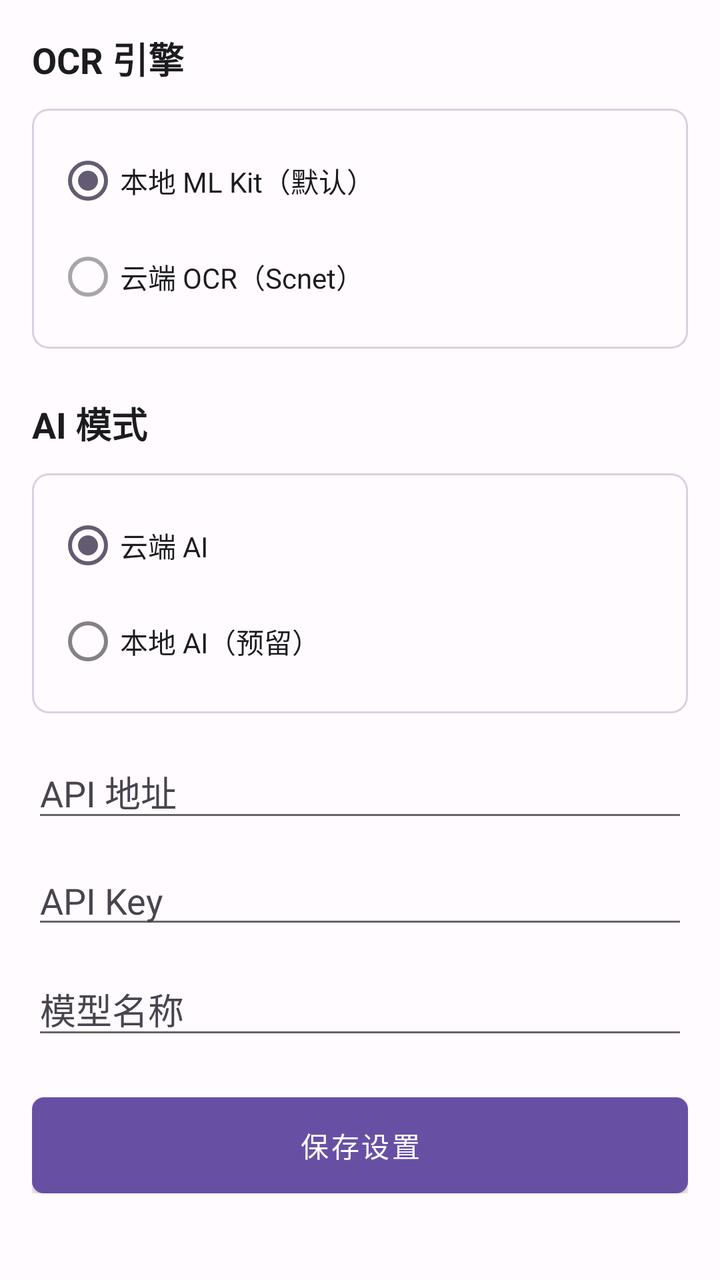
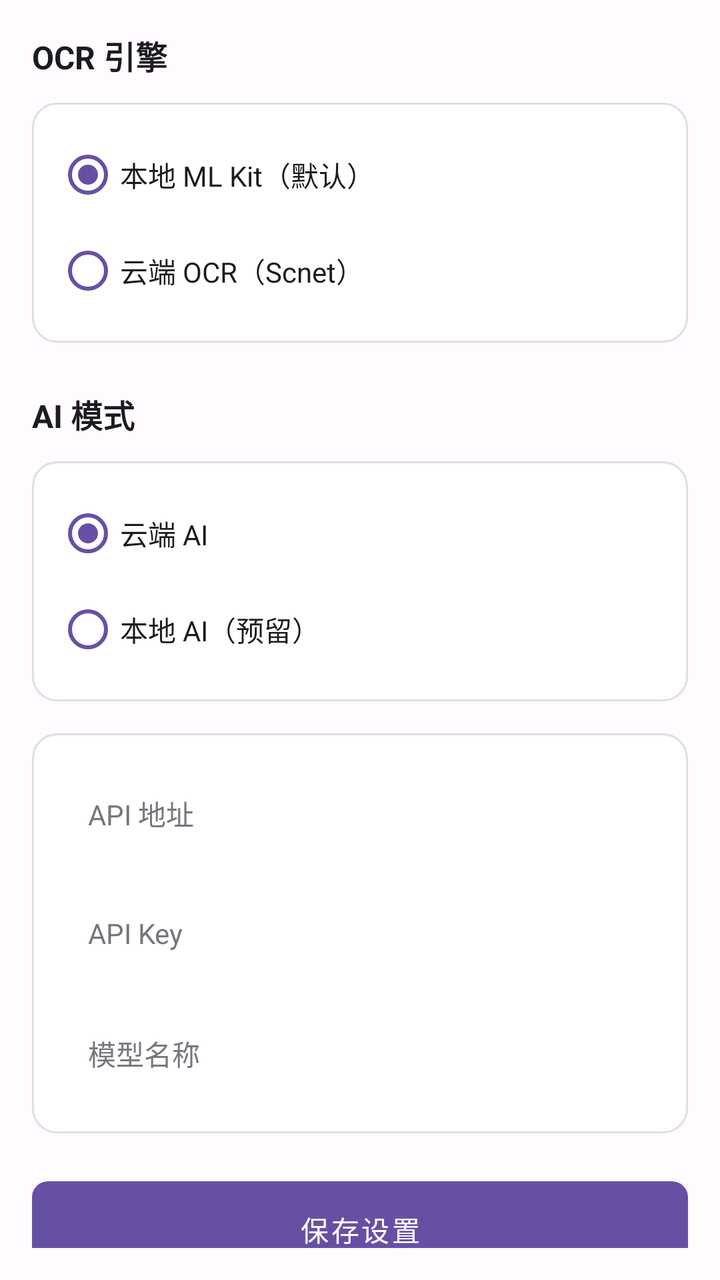

The first picture is an Android layout as it rendered before a commit; the second is the same layout after the commit. The layout source and the unified diff follow.
<!-- AndroidManifest.xml: another module's activity theme Theme.GameMatrixApp -->
<!-- res/layout/fragment_settings.xml -->
<?xml version="1.0" encoding="utf-8"?>
<androidx.core.widget.NestedScrollView
    xmlns:android="http://schemas.android.com/apk/res/android"
    android:layout_width="match_parent"
    android:layout_height="match_parent"
    android:background="#FFFBFE"
    android:padding="16dp">

    <LinearLayout
        android:layout_width="match_parent"
        android:layout_height="wrap_content"
        android:orientation="vertical">

        <TextView
            android:layout_width="wrap_content"
            android:layout_height="wrap_content"
            android:layout_marginBottom="12dp"
            android:text="@string/wrongbook_ocr_engine"
            android:textColor="#1C1B1F"
            android:textSize="18sp"
            android:textStyle="bold" />

        <RadioGroup
            android:id="@+id/rgOcrEngine"
            android:layout_width="match_parent"
            android:layout_height="wrap_content"
            android:background="@drawable/wrongbook_card_bg"
            android:padding="12dp">

            <RadioButton
                android:id="@+id/rbOcrLocal"
                android:layout_width="match_parent"
                android:layout_height="wrap_content"
                android:checked="true"
                android:text="@string/wrongbook_ocr_local"
                android:textColor="#1C1B1F" />

            <RadioButton
                android:id="@+id/rbOcrCloud"
                android:layout_width="match_parent"
                android:layout_height="wrap_content"
                android:enabled="false"
                android:text="@string/wrongbook_ocr_cloud"
                android:textColor="#1C1B1F" />

        </RadioGroup>

        <TextView
            android:layout_width="wrap_content"
            android:layout_height="wrap_content"
            android:layout_marginTop="24dp"
            android:layout_marginBottom="12dp"
            android:text="@string/wrongbook_ai_mode"
            android:textColor="#1C1B1F"
            android:textSize="18sp"
            android:textStyle="bold" />

        <RadioGroup
            android:id="@+id/rgAiMode"
            android:layout_width="match_parent"
            android:layout_height="wrap_content"
            android:background="@drawable/wrongbook_card_bg"
            android:padding="12dp">

            <RadioButton
                android:id="@+id/rbAiCloud"
                android:layout_width="match_parent"
                android:layout_height="wrap_content"
                android:checked="true"
                android:text="@string/wrongbook_ai_cloud"
                android:textColor="#1C1B1F" />

            <RadioButton
                android:id="@+id/rbAiLocal"
                android:layout_width="match_parent"
                android:layout_height="wrap_content"
                android:text="@string/wrongbook_ai_local"
                android:textColor="#1C1B1F" />

        </RadioGroup>

        <EditText
            android:id="@+id/etAiBaseUrl"
            android:layout_width="match_parent"
            android:layout_height="wrap_content"
            android:layout_marginTop="16dp"
            android:hint="@string/wrongbook_ai_base_url"
            android:inputType="textUri"
            android:textColor="#1C1B1F"
            android:textColorHint="#49454F" />

        <EditText
            android:id="@+id/etAiApiKey"
            android:layout_width="match_parent"
            android:layout_height="wrap_content"
            android:layout_marginTop="12dp"
            android:hint="@string/wrongbook_ai_api_key"
            android:inputType="textPassword"
            android:textColor="#1C1B1F"
            android:textColorHint="#49454F" />

        <EditText
            android:id="@+id/etAiModel"
            android:layout_width="match_parent"
            android:layout_height="wrap_content"
            android:layout_marginTop="12dp"
            android:hint="@string/wrongbook_ai_model"
            android:inputType="text"
            android:textColor="#1C1B1F"
            android:textColorHint="#49454F" />

        <Button
            android:id="@+id/btnSaveSettings"
            android:layout_width="match_parent"
            android:layout_height="wrap_content"
            android:layout_marginTop="24dp"
            android:background="@drawable/wrongbook_button_primary"
            android:text="@string/wrongbook_save_settings"
            android:textColor="#FFFFFF" />

    </LinearLayout>

</androidx.core.widget.NestedScrollView>
<!-- resources referenced by this layout -->
<resources>
  <!-- drawable wrongbook_button_primary (drawable) -->
  <?xml version="1.0" encoding="utf-8"?>
  <shape xmlns:android="http://schemas.android.com/apk/res/android">
      <solid android:color="#6750A4" />
      <corners android:radius="6dp" />
      <padding
          android:left="12dp"
          android:top="8dp"
          android:right="12dp"
          android:bottom="8dp" />
  </shape>
  <!-- drawable wrongbook_card_bg (drawable) -->
  <?xml version="1.0" encoding="utf-8"?>
  <shape xmlns:android="http://schemas.android.com/apk/res/android">
      <solid android:color="#FFFBFE" />
      <stroke
          android:width="1dp"
          android:color="#D8D0E0" />
      <corners android:radius="8dp" />
  </shape>
  <style name="Theme.GameMatrixApp" parent="Theme.MaterialComponents.DayNight.NoActionBar">
          <item name="colorPrimary">#6750A4</item>
          <item name="colorPrimaryVariant">#4F378B</item>
          <item name="colorOnPrimary">#FFFFFF</item>
          <item name="colorSecondary">#625B71</item>
          <item name="colorOnSecondary">#FFFFFF</item>
          <item name="android:colorBackground">#FFFBFE</item>
          <item name="colorSurface">#FFFBFE</item>
          <item name="colorOnSurface">#1C1B1F</item>
          <item name="colorOnSurfaceVariant">#49454F</item>
          <item name="colorError">#B3261E</item>
          <item name="colorOutline">#79747E</item>
          <item name="android:statusBarColor">@android:color/transparent</item>
          <item name="android:navigationBarColor">@android:color/transparent</item>
      </style>
  <!-- unchanged entries left out for length: 10 -->
</resources>

<!-- the commit's change to res/layout/fragment_settings.xml (unified diff, before → after) -->
@@ -3,7 +3,7 @@
     xmlns:android="http://schemas.android.com/apk/res/android"
     android:layout_width="match_parent"
     android:layout_height="match_parent"
-    android:background="#FFFBFE"
+    android:background="@color/wrongbook_background"
     android:padding="16dp">
 
     <LinearLayout
@@ -11,20 +11,21 @@
         android:layout_height="wrap_content"
         android:orientation="vertical">
 
+        
         <TextView
             android:layout_width="wrap_content"
             android:layout_height="wrap_content"
             android:layout_marginBottom="12dp"
             android:text="@string/wrongbook_ocr_engine"
-            android:textColor="#1C1B1F"
-            android:textSize="18sp"
+            android:textColor="@color/wrongbook_text_primary"
+            android:textSize="16sp"
             android:textStyle="bold" />
 
         <RadioGroup
             android:id="@+id/rgOcrEngine"
             android:layout_width="match_parent"
             android:layout_height="wrap_content"
-            android:background="@drawable/wrongbook_card_bg"
+            android:background="@drawable/wrongbook_card_background"
             android:padding="12dp">
 
             <RadioButton
@@ -33,7 +34,8 @@
                 android:layout_height="wrap_content"
                 android:checked="true"
                 android:text="@string/wrongbook_ocr_local"
-                android:textColor="#1C1B1F" />
+                android:textColor="@color/wrongbook_text_primary"
+                android:buttonTint="@color/wrongbook_primary" />
 
             <RadioButton
                 android:id="@+id/rbOcrCloud"
@@ -41,25 +43,27 @@
                 android:layout_height="wrap_content"
                 android:enabled="false"
                 android:text="@string/wrongbook_ocr_cloud"
-                android:textColor="#1C1B1F" />
+                android:textColor="@color/wrongbook_text_primary"
+                android:buttonTint="@color/wrongbook_primary" />
 
         </RadioGroup>
 
+        
         <TextView
             android:layout_width="wrap_content"
             android:layout_height="wrap_content"
             android:layout_marginTop="24dp"
             android:layout_marginBottom="12dp"
             android:text="@string/wrongbook_ai_mode"
-            android:textColor="#1C1B1F"
-            android:textSize="18sp"
+            android:textColor="@color/wrongbook_text_primary"
+            android:textSize="16sp"
             android:textStyle="bold" />
 
         <RadioGroup
             android:id="@+id/rgAiMode"
             android:layout_width="match_parent"
             android:layout_height="wrap_content"
-            android:background="@drawable/wrongbook_card_bg"
+            android:background="@drawable/wrongbook_card_background"
             android:padding="12dp">
 
             <RadioButton
@@ -68,46 +72,73 @@
                 android:layout_height="wrap_content"
                 android:checked="true"
                 android:text="@string/wrongbook_ai_cloud"
-                android:textColor="#1C1B1F" />
+                android:textColor="@color/wrongbook_text_primary"
+                android:buttonTint="@color/wrongbook_primary" />
 
             <RadioButton
                 android:id="@+id/rbAiLocal"
                 android:layout_width="match_parent"
                 android:layout_height="wrap_content"
                 android:text="@string/wrongbook_ai_local"
-                android:textColor="#1C1B1F" />
+                android:textColor="@color/wrongbook_text_primary"
+                android:buttonTint="@color/wrongbook_primary" />
 
         </RadioGroup>
 
-        <EditText
-            android:id="@+id/etAiBaseUrl"
+        
+        <LinearLayout
             android:layout_width="match_parent"
             android:layout_height="wrap_content"
             android:layout_marginTop="16dp"
-            android:hint="@string/wrongbook_ai_base_url"
-            android:inputType="textUri"
-            android:textColor="#1C1B1F"
-            android:textColorHint="#49454F" />
-
-        <EditText
-            android:id="@+id/etAiApiKey"
-            android:layout_width="match_parent"
-            android:layout_height="wrap_content"
-            android:layout_marginTop="12dp"
-            android:hint="@string/wrongbook_ai_api_key"
-            android:inputType="textPassword"
-            android:textColor="#1C1B1F"
-            android:textColorHint="#49454F" />
-
-        <EditText
-            android:id="@+id/etAiModel"
-            android:layout_width="match_parent"
-            android:layout_height="wrap_content"
-            android:layout_marginTop="12dp"
-            android:hint="@string/wrongbook_ai_model"
-            android:inputType="text"
-            android:textColor="#1C1B1F"
-            android:textColorHint="#49454F" />
+            android:background="@drawable/wrongbook_card_background"
+            android:orientation="vertical"
+            android:padding="16dp">
+
+            <EditText
+                android:id="@+id/etAiBaseUrl"
+                android:layout_width="match_parent"
+                android:layout_height="48dp"
+                android:hint="@string/wrongbook_ai_base_url"
+                android:inputType="textUri"
+                android:textColor="@color/wrongbook_text_primary"
+                android:textColorHint="@color/wrongbook_text_tertiary"
+                android:background="@drawable/wrongbook_tab_unselected"
+                android:paddingStart="12dp"
+                android:paddingEnd="12dp"
+                android:textSize="14sp"
+                android:importantForAutofill="no" />
+
+            <EditText
+                android:id="@+id/etAiApiKey"
+                android:layout_width="match_parent"
+                android:layout_height="48dp"
+                android:layout_marginTop="12dp"
+                android:hint="@string/wrongbook_ai_api_key"
+                android:inputType="textPassword"
+                android:textColor="@color/wrongbook_text_primary"
+                android:textColorHint="@color/wrongbook_text_tertiary"
+                android:background="@drawable/wrongbook_tab_unselected"
+                android:paddingStart="12dp"
+                android:paddingEnd="12dp"
+                android:textSize="14sp"
+                android:importantForAutofill="no" />
+
+            <EditText
+                android:id="@+id/etAiModel"
+                android:layout_width="match_parent"
+                android:layout_height="48dp"
+                android:layout_marginTop="12dp"
+                android:hint="@string/wrongbook_ai_model"
+                android:inputType="text"
+                android:textColor="@color/wrongbook_text_primary"
+                android:textColorHint="@color/wrongbook_text_tertiary"
+                android:background="@drawable/wrongbook_tab_unselected"
+                android:paddingStart="12dp"
+                android:paddingEnd="12dp"
+                android:textSize="14sp"
+                android:importantForAutofill="no" />
+
+        </LinearLayout>
 
         <Button
             android:id="@+id/btnSaveSettings"
@@ -116,7 +147,63 @@
             android:layout_marginTop="24dp"
             android:background="@drawable/wrongbook_button_primary"
             android:text="@string/wrongbook_save_settings"
-            android:textColor="#FFFFFF" />
+            android:textColor="@color/wrongbook_on_primary" />
+
+        
+        <TextView
+            android:layout_width="wrap_content"
+            android:layout_height="wrap_content"
+            android:layout_marginTop="24dp"
+            android:layout_marginBottom="12dp"
+            android:text="@string/wrongbook_settings_backup"
+            android:textColor="@color/wrongbook_text_primary"
+            android:textSize="16sp"
+            android:textStyle="bold" />
+
+        <LinearLayout
+            android:layout_width="match_parent"
+            android:layout_height="wrap_content"
+            android:orientation="vertical"
+            android:background="@drawable/wrongbook_card_background"
+            android:padding="16dp"
+            android:layout_marginBottom="40dp">
+
+            <Button
+                android:id="@+id/btnExport"
+                android:layout_width="match_parent"
+                android:layout_height="wrap_content"
+                android:background="@drawable/wrongbook_button_outline"
+                android:text="@string/wrongbook_export_db"
+                android:textColor="@color/wrongbook_primary" />
+
+            <Button
+                android:id="@+id/btnImport"
+                android:layout_width="match_parent"
+                android:layout_height="wrap_content"
+                android:layout_marginTop="12dp"
+                android:background="@drawable/wrongbook_button_outline"
+                android:text="@string/wrongbook_import_db"
+                android:textColor="@color/wrongbook_primary" />
+
+            <Button
+                android:id="@+id/btnCloudExport"
+                android:layout_width="match_parent"
+                android:layout_height="wrap_content"
+                android:layout_marginTop="12dp"
+                android:background="@drawable/wrongbook_button_outline"
+                android:text="@string/wrongbook_export_cloud"
+                android:textColor="@color/wrongbook_primary" />
+
+            <Button
+                android:id="@+id/btnCloudImport"
+                android:layout_width="match_parent"
+                android:layout_height="wrap_content"
+                android:layout_marginTop="12dp"
+                android:background="@drawable/wrongbook_button_outline"
+                android:text="@string/wrongbook_import_cloud"
+                android:textColor="@color/wrongbook_primary" />
+
+        </LinearLayout>
 
     </LinearLayout>
 
<!-- resource entries referenced after the edit -->
@@ -1,40 +1,91 @@
 <!-- resources referenced by this layout -->
 <resources>
+  <color name="wrongbook_background">#FFFBFE</color>
+  <color name="wrongbook_on_primary">#FFFFFF</color>
+  <color name="wrongbook_primary">#6750A4</color>
+  <color name="wrongbook_text_primary">#1C1B1F</color>
+  <color name="wrongbook_text_tertiary">#79747E</color>
+  <!-- drawable wrongbook_button_outline (drawable) -->
+  <?xml version="1.0" encoding="utf-8"?>
+  <shape xmlns:android="http://schemas.android.com/apk/res/android"
+      android:shape="rectangle">
+      <solid android:color="#00000000" />
+      <stroke
+          android:width="1dp"
+          android:color="@color/wrongbook_primary" />
+      <corners android:radius="@dimen/wrongbook_corner_medium" />
+      <padding
+          android:left="16dp"
+          android:top="8dp"
+          android:right="16dp"
+          android:bottom="8dp" />
+  </shape>
   <!-- drawable wrongbook_button_primary (drawable) -->
   <?xml version="1.0" encoding="utf-8"?>
-  <shape xmlns:android="http://schemas.android.com/apk/res/android">
-      <solid android:color="#6750A4" />
-      <corners android:radius="6dp" />
+  <shape xmlns:android="http://schemas.android.com/apk/res/android"
+      android:shape="rectangle">
+      <solid android:color="@color/wrongbook_primary" />
+      <corners android:radius="@dimen/wrongbook_corner_medium" />
       <padding
-          android:left="12dp"
+          android:left="16dp"
           android:top="8dp"
-          android:right="12dp"
+          android:right="16dp"
           android:bottom="8dp" />
   </shape>
-  <!-- drawable wrongbook_card_bg (drawable) -->
+  <!-- drawable wrongbook_card_background (drawable) -->
   <?xml version="1.0" encoding="utf-8"?>
-  <shape xmlns:android="http://schemas.android.com/apk/res/android">
-      <solid android:color="#FFFBFE" />
-      <stroke
-          android:width="1dp"
-          android:color="#D8D0E0" />
-      <corners android:radius="8dp" />
+  <ripple xmlns:android="http://schemas.android.com/apk/res/android"
+      android:color="@color/wrongbook_ripple_color">
+      <item android:id="@android:id/background">
+          <shape android:shape="rectangle">
+              <solid android:color="@color/wrongbook_card_bg" />
+              <stroke
+                  android:width="1dp"
+                  android:color="@color/wrongbook_card_stroke" />
+              <corners android:radius="@dimen/wrongbook_corner_large" />
+          </shape>
+      </item>
+  </ripple>
+  <!-- drawable wrongbook_tab_unselected (drawable) -->
+  <?xml version="1.0" encoding="utf-8"?>
+  <shape xmlns:android="http://schemas.android.com/apk/res/android"
+      android:shape="rectangle">
+      <solid android:color="@color/wrongbook_tab_unselected_bg" />
+      <corners android:radius="@dimen/wrongbook_corner_medium" />
   </shape>
+  <string name="wrongbook_export_cloud">云端备份到香港 VPS</string>
+  <string name="wrongbook_export_db">导出错题本 (JSON)</string>
+  <string name="wrongbook_import_cloud">从香港 VPS 恢复备份</string>
+  <string name="wrongbook_import_db">导入错题本 (JSON)</string>
+  <string name="wrongbook_settings_backup">数据备份与恢复</string>
   <style name="Theme.GameMatrixApp" parent="Theme.MaterialComponents.DayNight.NoActionBar">
-          <item name="colorPrimary">#6750A4</item>
-          <item name="colorPrimaryVariant">#4F378B</item>
-          <item name="colorOnPrimary">#FFFFFF</item>
-          <item name="colorSecondary">#625B71</item>
-          <item name="colorOnSecondary">#FFFFFF</item>
-          <item name="android:colorBackground">#FFFBFE</item>
-          <item name="colorSurface">#FFFBFE</item>
-          <item name="colorOnSurface">#1C1B1F</item>
-          <item name="colorOnSurfaceVariant">#49454F</item>
-          <item name="colorError">#B3261E</item>
-          <item name="colorOutline">#79747E</item>
+          <item name="colorPrimary">@color/wrongbook_primary</item>
+          <item name="colorPrimaryVariant">@color/wrongbook_primary_variant</item>
+          <item name="colorOnPrimary">@color/wrongbook_on_primary</item>
+          <item name="colorSecondary">@color/wrongbook_secondary</item>
+          <item name="colorOnSecondary">@color/wrongbook_on_secondary</item>
+          <item name="android:colorBackground">@color/wrongbook_background</item>
+          <item name="colorSurface">@color/wrongbook_surface</item>
+          <item name="colorOnSurface">@color/wrongbook_text_primary</item>
+          <item name="colorOnSurfaceVariant">@color/wrongbook_text_secondary</item>
+          <item name="colorError">@color/wrongbook_error</item>
+          <item name="colorOutline">@color/wrongbook_outline</item>
           <item name="android:statusBarColor">@android:color/transparent</item>
           <item name="android:navigationBarColor">@android:color/transparent</item>
       </style>
+  <dimen name="wrongbook_corner_medium">8dp</dimen>
+  <color name="wrongbook_ripple_color">#206750A4</color>
+  <color name="wrongbook_card_bg">#FFFFFF</color>
+  <color name="wrongbook_card_stroke">#E1DCE5</color>
+  <dimen name="wrongbook_corner_large">12dp</dimen>
+  <color name="wrongbook_tab_unselected_bg">#00000000</color>
+  <color name="wrongbook_primary_variant">#4F378B</color>
+  <color name="wrongbook_secondary">#625B71</color>
+  <color name="wrongbook_on_secondary">#FFFFFF</color>
+  <color name="wrongbook_surface">#FFFFFF</color>
+  <color name="wrongbook_text_secondary">#49454F</color>
+  <color name="wrongbook_error">#B3261E</color>
+  <color name="wrongbook_outline">#79747E</color>
   <!-- unchanged entries left out for length: 10 -->
 </resources>
 
